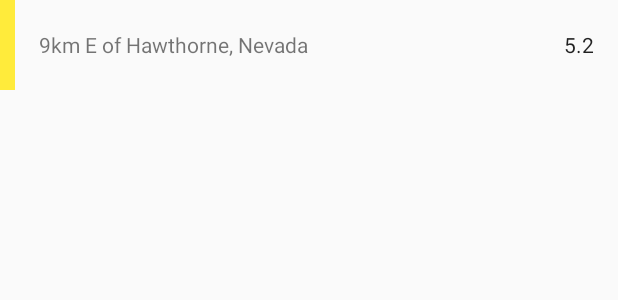
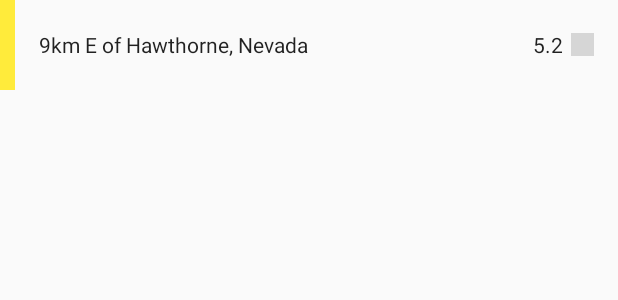
Before and after one commit to drac94/earthquake, an Android app: the layout item_list_earthquake.xml on its own in the app's theme, with its tools: preview values and no code run, on a phone screen of 412 x 824 dp. Shown: the top 300 px of the screen. Run offline under Robolectric (Android 15) with nearby library versions, the phone set to English and light mode, and no system bars; grey boxes are pictures that could not be loaded.

```diff
--- a/app/build.gradle
+++ b/app/build.gradle
@@ -20,8 +20,8 @@ android {
         applicationId "com.joseluishdz.eartquake.app"
         minSdkVersion 16
         targetSdkVersion 22
-        versionCode 3
-        versionName "1.0"
+        versionCode 4
+        versionName "1.0.1"
     }
     buildTypes {
         release {
--- a/app/src/main/java/com/joseluishdz/eartquake/app/utils/ConversionUtils.java
+++ b/app/src/main/java/com/joseluishdz/eartquake/app/utils/ConversionUtils.java
@@ -10,7 +10,7 @@ public class ConversionUtils {
 	public static String getCompleteDateFromTimestamp(long timeStamp) {
 		Calendar cal = Calendar.getInstance();
 		cal.setTimeInMillis(timeStamp);
-		String date = DateFormat.format("yyyy-MM-dd h:mm a", cal).toString();
+		String date = DateFormat.format("yyyy-MM-dd @ h:mm a", cal).toString();
 		return date;
 	}
 
--- a/app/src/main/res/layout/activity_single.xml
+++ b/app/src/main/res/layout/activity_single.xml
@@ -14,8 +14,7 @@
 
     <LinearLayout android:layout_width="match_parent" android:layout_height="match_parent"
             android:orientation="vertical">
-        <RelativeLayout android:layout_width="match_parent" android:layout_height="0dp"
-                android:layout_weight="1"
+        <RelativeLayout android:layout_width="match_parent" android:layout_height="wrap_content"
                 android:padding="16dp"
                 android:background="@color/white">
             <LinearLayout android:layout_width="match_parent" android:layout_height="wrap_content"
@@ -49,8 +48,7 @@
         <fragment
                 android:id="@+id/map"
                 android:layout_width="match_parent"
-                android:layout_height="0dp"
-                android:layout_weight="1"
+                android:layout_height="match_parent"
                 class="com.google.android.gms.maps.MapFragment" />
     </LinearLayout>
 
--- a/app/src/main/res/layout/item_list_earthquake.xml
+++ b/app/src/main/res/layout/item_list_earthquake.xml
@@ -16,13 +16,19 @@
                   android:id="@+id/tw_place"
                   android:text="9km E of Hawthorne, Nevada"
                   android:gravity="center_vertical"
+                  android:textColor="@color/gray87"
                 android:singleLine="true"
                 android:ellipsize="end"/>
+        <ImageView android:id="@+id/iw_mag" android:layout_width="15dp" android:layout_height="15dp"
+                   android:src="@drawable/mag"
+                   android:layout_alignParentRight="true"
+                android:layout_centerInParent="true"
+                android:layout_marginLeft="5dp"/>
         <TextView android:layout_width="wrap_content" android:layout_height="match_parent"
                   android:id="@+id/tw_magnitude"
                   android:text="5.2"
-                  android:gravity="center_vertical|right"
-                  android:layout_alignParentRight="true"
+                  android:layout_toLeftOf="@id/iw_mag"
+                  android:gravity="center_vertical"
                 android:textColor="@color/gray87"/>
     </RelativeLayout>
 
```
Also changed, not shown: app/src/main/java/com/joseluishdz/eartquake/app/views/MainActivity.java (+5 -3 lines).
